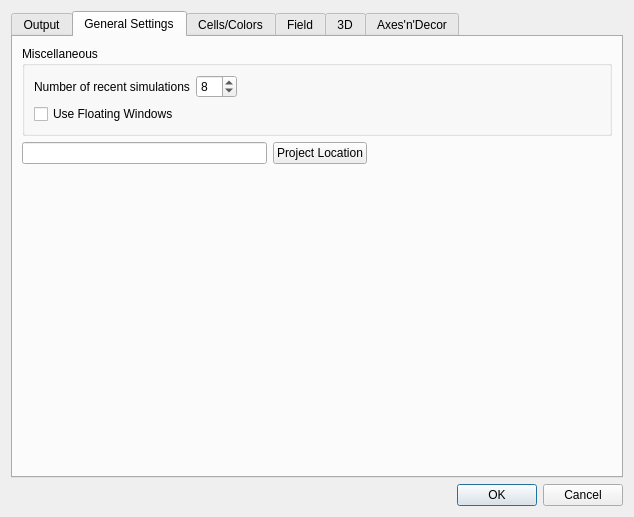
Old version of the form cc3d/player5/Configuration/cc3D_prefs.ui in the repository CompuCell3D/CompuCell3D.
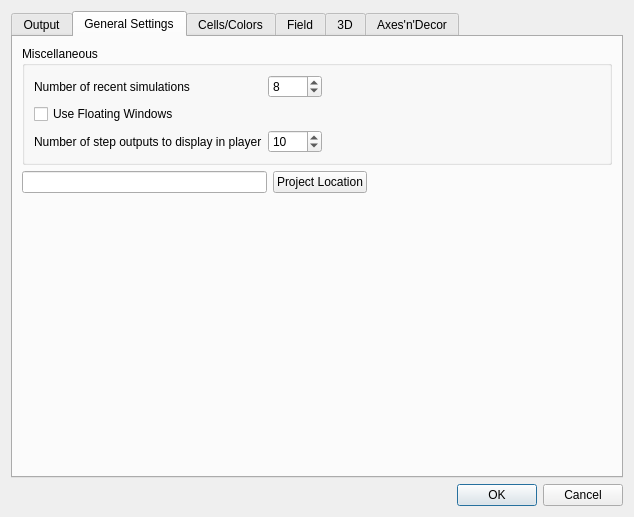
New version of the form. The open tabs and pages were chosen to show the change.

Commit message: added setting for number of step outputs to be displayed in the player's output console

Diff of the .ui file:
```diff
--- a/cc3d/player5/Configuration/cc3D_prefs.ui
+++ b/cc3d/player5/Configuration/cc3D_prefs.ui
@@ -449,39 +449,25 @@
       <attribute name="title">
        <string>General Settings</string>
       </attribute>
-      <layout class="QVBoxLayout" name="verticalLayout_9">
+      <layout class="QVBoxLayout" name="verticalLayout_20">
        <item>
         <widget class="QGroupBox" name="groupBox_5">
          <property name="title">
           <string>Miscellaneous</string>
          </property>
-         <layout class="QVBoxLayout" name="verticalLayout_21">
+         <layout class="QVBoxLayout" name="verticalLayout_9">
           <item>
-           <layout class="QHBoxLayout" name="horizontalLayout_26">
+           <layout class="QHBoxLayout" name="horizontalLayout_25">
             <item>
-             <layout class="QVBoxLayout" name="verticalLayout_20">
-              <item>
-               <layout class="QHBoxLayout" name="horizontalLayout_25">
-                <item>
-                 <widget class="QLabel" name="label_23">
-                  <property name="text">
-                   <string>Number of recent simulations</string>
-                  </property>
-                 </widget>
-                </item>
-                <item>
-                 <widget class="QSpinBox" name="numberOfRecentSimulationsSB">
-                  <property name="maximum">
-                   <number>20</number>
-                  </property>
-                  <property name="value">
-                   <number>8</number>
-                  </property>
-                 </widget>
-                </item>
-               </layout>
+             <layout class="QGridLayout" name="gridLayout_6">
+              <item row="0" column="0">
+               <widget class="QLabel" name="label_23">
+                <property name="text">
+                 <string>Number of recent simulations</string>
+                </property>
+               </widget>
               </item>
-              <item>
+              <item row="1" column="0">
                <widget class="QCheckBox" name="floatingWindowsCB">
                 <property name="toolTip">
                  <string>Checking it switches from Multi Document interface to flowting windows one. The change will take place after Player restart</string>
@@ -491,6 +477,33 @@
                 </property>
                </widget>
               </item>
+              <item row="2" column="0" colspan="2">
+               <widget class="QLabel" name="label_22">
+                <property name="text">
+                 <string>Number of step outputs to display in player</string>
+                </property>
+               </widget>
+              </item>
+              <item row="2" column="2">
+               <widget class="QSpinBox" name="numberOfStepOutputsSB">
+                <property name="maximum">
+                 <number>1000</number>
+                </property>
+                <property name="value">
+                 <number>10</number>
+                </property>
+               </widget>
+              </item>
+              <item row="0" column="2">
+               <widget class="QSpinBox" name="numberOfRecentSimulationsSB">
+                <property name="maximum">
+                 <number>20</number>
+                </property>
+                <property name="value">
+                 <number>8</number>
+                </property>
+               </widget>
+              </item>
              </layout>
             </item>
             <item>
```
Left out of the diff: 4 changed lines with no effect on the pictures. The commit also changes 3 other files.
